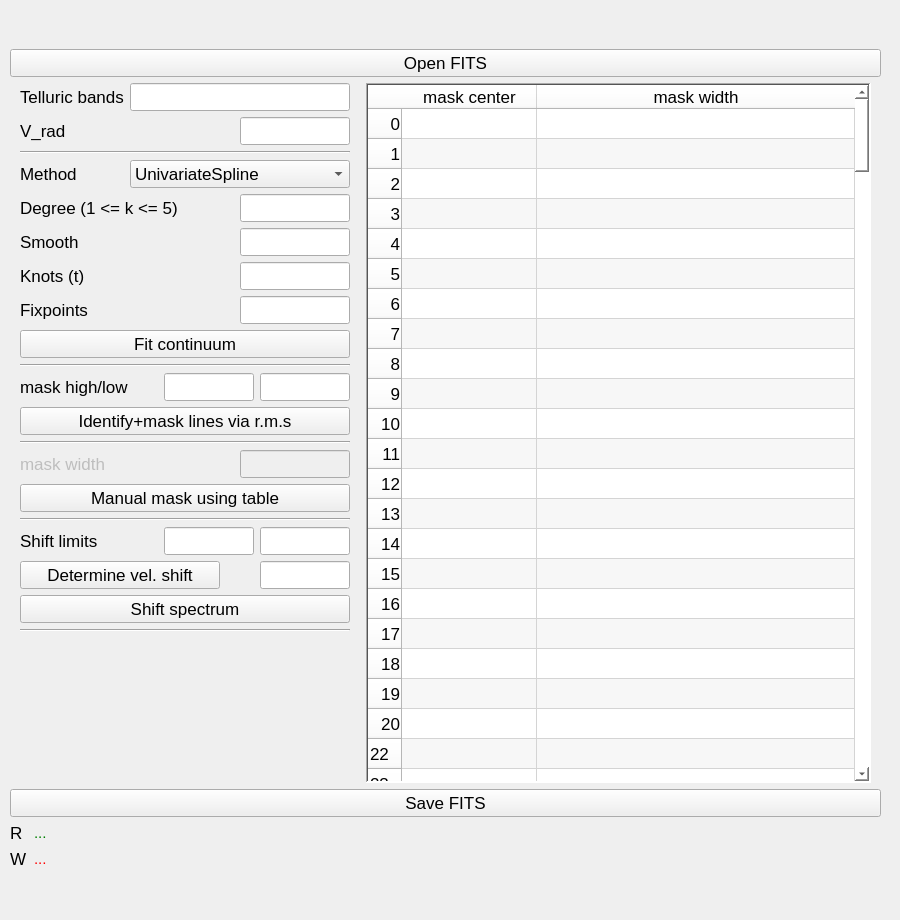
Qt form dev/gui.ui (astrojohannes/normalizer) before a commit.
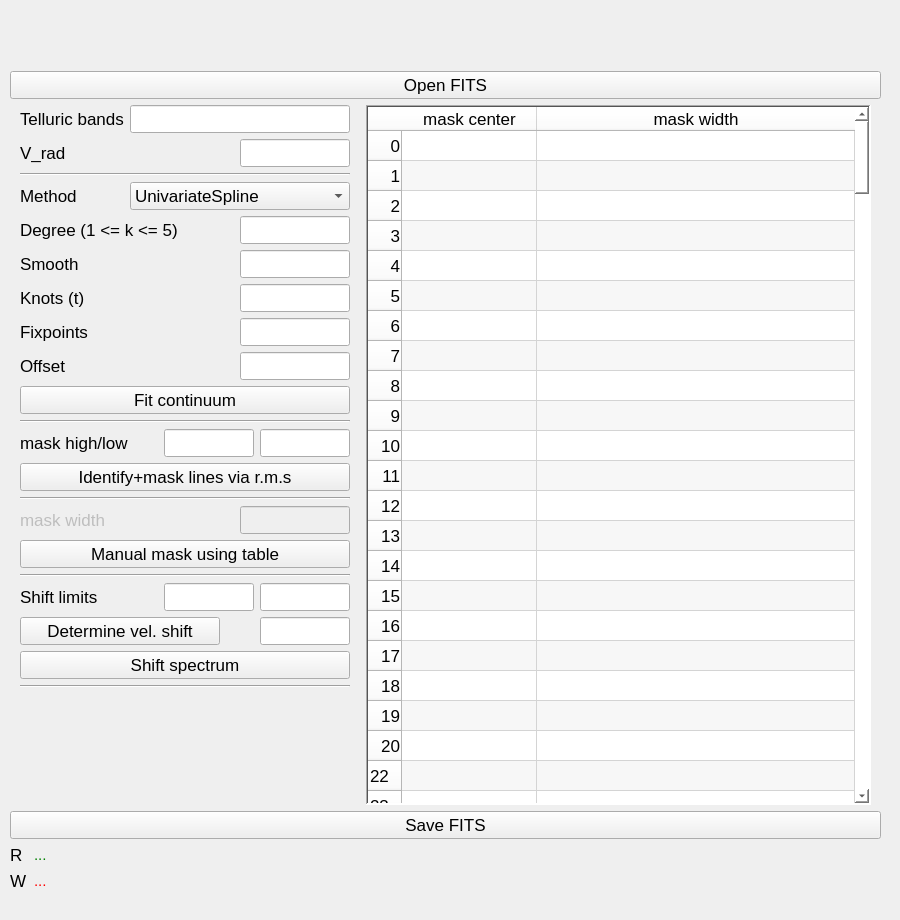
The same form after that commit.

Commit message: Add new text field to GUI to allow for an offset that is added to the normalized spectrum

The edit to the form file:
```diff
--- a/dev/gui.ui
+++ b/dev/gui.ui
@@ -50,7 +50,7 @@
       <x>10</x>
       <y>6</y>
       <width>871</width>
-      <height>905</height>
+      <height>949</height>
      </rect>
     </property>
     <layout class="QVBoxLayout" name="verticalLayout_2">
@@ -312,6 +312,33 @@
            </item>
           </layout>
          </item>
+         <item>
+          <layout class="QHBoxLayout" name="horizontalLayout_16">
+           <item>
+            <widget class="QLabel" name="label_13">
+             <property name="text">
+              <string>Offset</string>
+             </property>
+            </widget>
+           </item>
+           <item>
+            <widget class="QLineEdit" name="lineEdit_offset">
+             <property name="minimumSize">
+              <size>
+               <width>110</width>
+               <height>0</height>
+              </size>
+             </property>
+             <property name="maximumSize">
+              <size>
+               <width>110</width>
+               <height>16777215</height>
+              </size>
+             </property>
+            </widget>
+           </item>
+          </layout>
+         </item>
          <item>
           <layout class="QHBoxLayout" name="horizontalLayout_3"/>
          </item>
```
The commit also changes 1 other file.
